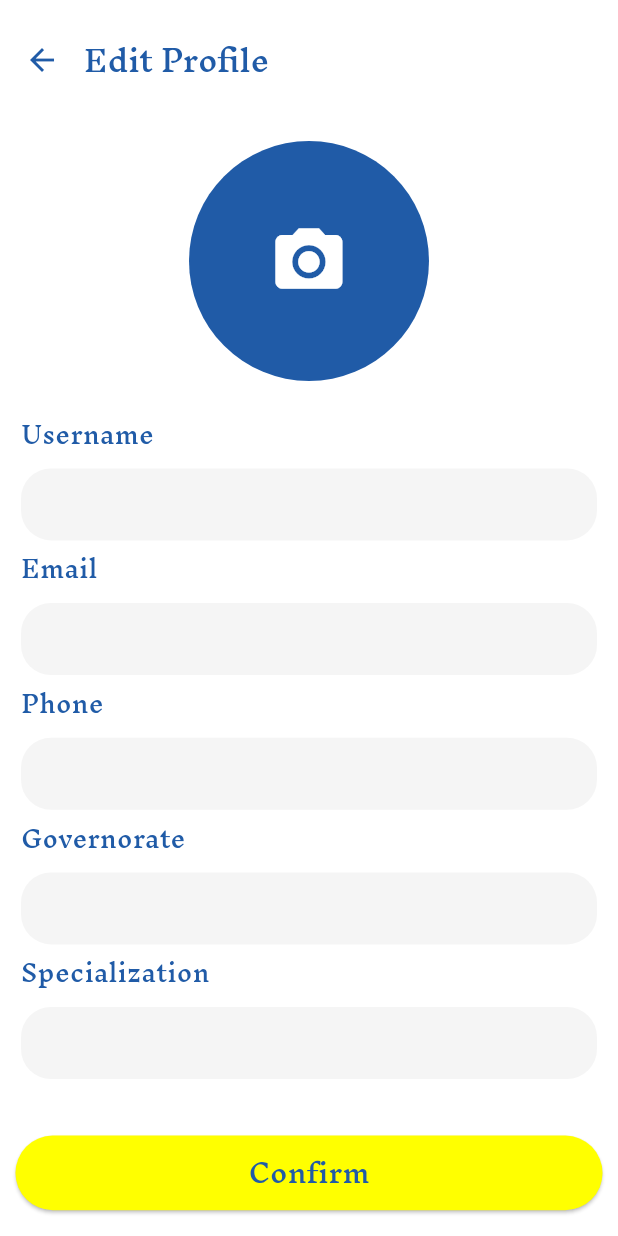
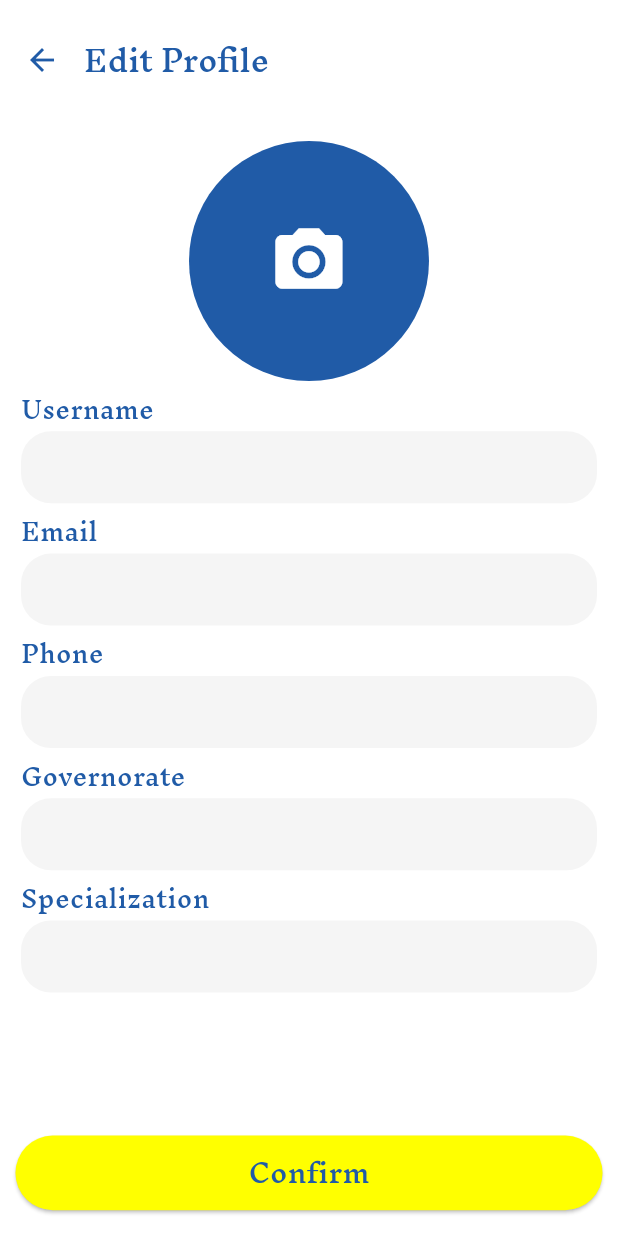
Before and after one commit to Salmaa37/DownCare, a Flutter app: the DoctorEditProfile screen opened by its route, on a phone screen of 412 x 824 dp. Run offline on Flutter 3.47's test engine with Material 3 defaults, Android fonts, the phone set to English and light mode, and no system bars; our stand-ins replace audioplayers, cached_network_image, flutter_slidable, image_picker, shared_preferences, sizer and 2 more; missing offline and left inert: dart_levenshtein, signalr_netcore; accounts and stored records are empty.

Commit message:
Edit doctor profile

```diff
--- a/lib/Screens/DoctorDemo/DoctorAccount/DoctorEditProfile.dart
+++ b/lib/Screens/DoctorDemo/DoctorAccount/DoctorEditProfile.dart
@@ -58,13 +58,6 @@ class _EditProfileState extends State<DoctorEditProfile> {
   Widget build(BuildContext context) {
     var model = ModalRoute.of(context)!.settings.arguments as LoginUserModel?;
 
-
-    if (username.text.isEmpty) username.text = model?.userName ?? "";
-    if (email.text.isEmpty) email.text = model?.email ?? "";
-    if (phone.text.isEmpty) phone.text = model?.phone ?? "";
-    if (governorate.text.isEmpty) governorate.text = model?.governorate ?? "";
-    if (bio.text.isEmpty) bio.text = model?.bio ?? "";
-
     return Scaffold(
       backgroundColor: Colors.white,
       appBar: AppBar(
@@ -72,80 +65,109 @@ class _EditProfileState extends State<DoctorEditProfile> {
         backgroundColor: Colors.white,
         title: Text(
           "Edit Profile",
-          style: TextStyle(fontSize: 18.sp, color: Colours.primaryblue),
+          style: TextStyle(
+            fontSize: 18.sp,
+            color: Colours.primaryblue,
+          ),
         ),
       ),
       body: Padding(
         padding: const EdgeInsets.all(14.0),
         child: SingleChildScrollView(
           child: Column(
-            spacing: 1.h,
+
             crossAxisAlignment: CrossAxisAlignment.start,
             children: [
               Center(
                 child: GestureDetector(
-                  onTap: pickImage,
+                  onTap: () {
+                    pickImage();
+                  },
                   child: CircleAvatar(
                     radius: 80,
                     backgroundColor: Colours.primaryblue,
                     backgroundImage: _imageFile != null
                         ? FileImage(_imageFile!)
-                        : (model?.imagePath != null && model!.imagePath!.isNotEmpty)
-                        ? NetworkImage(model!.imagePath!) as ImageProvider
-                        : null,
+                        : (model?.imagePath != null && model!.imagePath!.isNotEmpty
+                        ? NetworkImage(model.imagePath!)
+                        : null) as ImageProvider<Object>?,
                     child: (_imageFile == null &&
                         (model?.imagePath == null || model!.imagePath!.isEmpty))
-                        ? Icon(Icons.camera_alt, color: Colors.white, size: 13.w)
+                        ? Icon(
+                      Icons.camera_alt,
+                      color: Colors.white,
+                      size: 13.w,
+                    )
                         : null,
                   ),
                 ),
               ),
               SizedBox(height: 1.h),
-              Text("Username",
-                  style: TextStyle(color: Colours.primaryblue, fontSize: 16.sp)),
+
+              Text(
+                "Username",
+                style: TextStyle(color: Colours.primaryblue, fontSize: 16.sp),
+              ),
               TxtField(
-                hinttxt: "",
+                hinttxt: model?.userName ?? "",
                 controller: username,
                 cardcolor: Colours.primarygrey,
                 hintcolor: Colours.primaryblue,
-                stylecolor: Colours.primaryblue,
+                stylecolor: Colors.black,
               ),
-              Text("Email",
-                  style: TextStyle(color: Colours.primaryblue, fontSize: 16.sp)),
+              SizedBox(height: 1.h),
+
+              Text(
+                "Email",
+                style: TextStyle(color: Colours.primaryblue, fontSize: 16.sp),
+              ),
               TxtField(
-                hinttxt: "",
+                hinttxt: model?.email ?? "",
                 controller: email,
                 cardcolor: Colours.primarygrey,
                 hintcolor: Colours.primaryblue,
-                stylecolor: Colours.primaryblue,
+                stylecolor: Colors.black,
               ),
-              Text("Phone",
-                  style: TextStyle(color: Colours.primaryblue, fontSize: 16.sp)),
+              SizedBox(height: 1.h),
+
+              Text(
+                "Phone",
+                style: TextStyle(color: Colours.primaryblue, fontSize: 16.sp),
+              ),
               TxtField(
-                hinttxt: "",
+                hinttxt: model?.phone ?? "",
                 controller: phone,
                 cardcolor: Colours.primarygrey,
                 hintcolor: Colours.primaryblue,
-                stylecolor: Colours.primaryblue,
+                stylecolor: Colors.black,
               ),
-              Text("Governorate",
-                  style: TextStyle(color: Colours.primaryblue, fontSize: 16.sp)),
+              SizedBox(height: 1.h),
+
+              Text(
+                "Governorate",
+                style: TextStyle(color: Colours.primaryblue, fontSize: 16.sp),
+              ),
               TxtField(
-                hinttxt: "",
+                hinttxt: model?.governorate ?? "",
                 controller: governorate,
                 cardcolor: Colours.primarygrey,
                 hintcolor: Colours.primaryblue,
-                stylecolor: Colours.primaryblue,
+                stylecolor: Colors.black,
               ),
-              Text("Specialization",
-                  style: TextStyle(color: Colours.primaryblue, fontSize: 16.sp)),
+              SizedBox(height: 1.h),
+
+              Text(
+                "Specialization",
+                style: TextStyle(color: Colours.primaryblue, fontSize: 16.sp),
+              ),
               TxtField(
-                hinttxt: "",
+                hinttxt: model?.bio ?? "",
                 controller: bio,
                 cardcolor: Colours.primarygrey,
                 hintcolor: Colours.primaryblue,
-                stylecolor: Colours.primaryblue,
+                stylecolor: Colors.black,
               ),
+              SizedBox(height: 2.h),
             ],
           ),
         ),
@@ -164,8 +186,10 @@ class _EditProfileState extends State<DoctorEditProfile> {
                   userName: username.text.isNotEmpty
                       ? username.text
                       : model?.userName ?? "",
-                  email: email.text.isNotEmpty ? email.text : model?.email ?? "",
-                  phone: phone.text.isNotEmpty ? phone.text : model?.phone ?? "",
+                  email:
+                  email.text.isNotEmpty ? email.text : model?.email ?? "",
+                  phone:
+                  phone.text.isNotEmpty ? phone.text : model?.phone ?? "",
                   governorate: governorate.text.isNotEmpty
                       ? governorate.text
                       : model?.governorate ?? "",
@@ -175,20 +199,13 @@ class _EditProfileState extends State<DoctorEditProfile> {
                 UserApis.updateProfile(
                   userModel,
                   imageFile: _imageFile,
-                  onSuccess: (String? newImageUrl) {
+                  onSuccess: () {
                     setState(() {
+                      model?.bio = userModel.bio;
                       model?.userName = userModel.userName;
                       model?.email = userModel.email;
                       model?.phone = userModel.phone;
                       model?.governorate = userModel.governorate;
-                      model?.bio = userModel.bio;
-
-
-                      if (newImageUrl != null && newImageUrl.isNotEmpty) {
-                        model?.imagePath = newImageUrl;
-                      } else if (_imageFile != null) {
-                        model?.imagePath = _imageFile!.path;
-                      }
                     });
                     showSuccessMessage("Your profile updated successfully !");
                     Navigator.pop(context, model);
```
